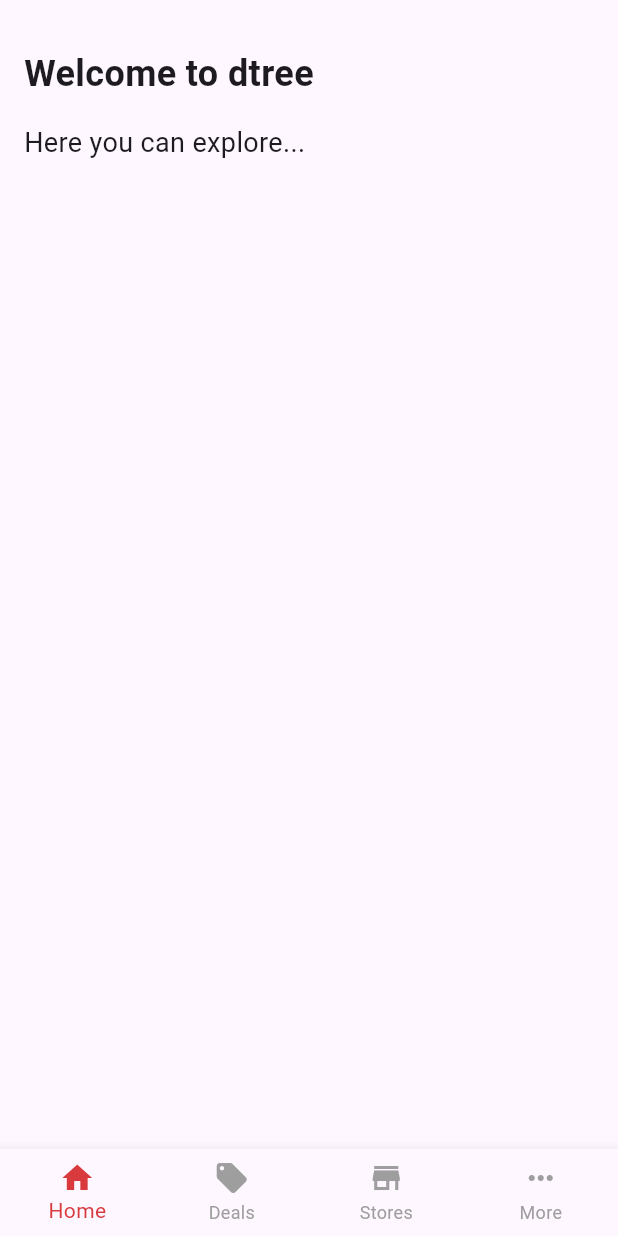
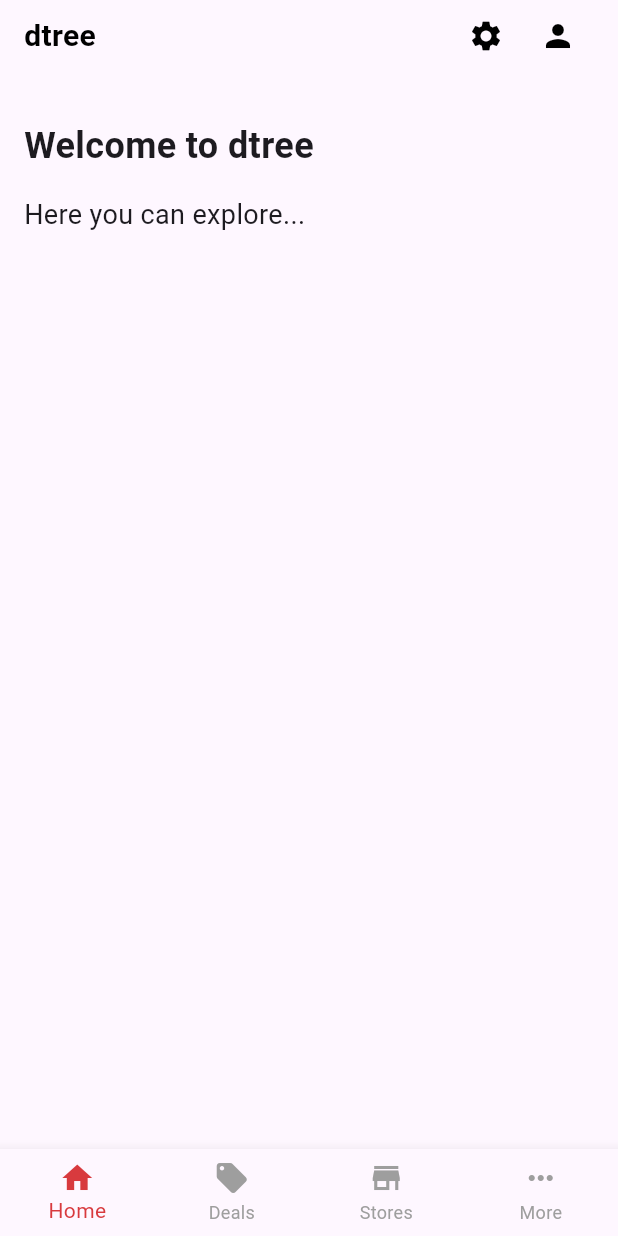
Before and after one commit to salvatoluice/dtree, a Flutter app: the screen it shows after launch, on a phone screen of 412 x 824 dp. Run offline on Flutter 3.47's test engine with Material 3 defaults, Android fonts, the phone set to English and light mode, and no system bars; Roboto replaces fonts that are missing (Montserrat).

Commit message:
home content init

```diff
--- a/lib/main.dart
+++ b/lib/main.dart
@@ -2,7 +2,7 @@ import 'package:flutter/material.dart';
 import 'package:dtree/screens/registration_screen.dart';
 import 'package:dtree/screens/home_screen.dart';
 import 'package:dtree/screens/login_screen.dart';
-import 'package:flutter/services.dart'; // Import the services.dart package
+import 'package:flutter/services.dart';
 
 const Color primaryColor = Color(0xFFD83A3E);
 const Color secondaryColor = Color(0xFFFDEDEE);
@@ -10,8 +10,8 @@ const Color fastColor = Color(0xFF1E2023);
 const Color thirdColor = Color(0xFFFF9021);
 
 void main() {
-   SystemChrome.setSystemUIOverlayStyle(SystemUiOverlayStyle(
-    statusBarColor: primaryColor, // Set the color you want
+  SystemChrome.setSystemUIOverlayStyle(SystemUiOverlayStyle(
+    statusBarColor: primaryColor,
   ));
   runApp(MyApp());
 }
@@ -23,6 +23,7 @@ class MyApp extends StatelessWidget {
       title: 'Dtree',
       theme: ThemeData(
         primarySwatch: Colors.blue,
+        fontFamily: 'Montserrat',
       ),
       home: HomeScreen(),
       debugShowCheckedModeBanner: false,
--- /dev/null
+++ b/lib/screens/home_content.dart
@@ -0,0 +1,72 @@
+import 'package:flutter/material.dart';
+
+class HomeContent extends StatelessWidget {
+  @override
+  Widget build(BuildContext context) {
+    return SafeArea(
+      child: SingleChildScrollView(
+        child: Column(
+          crossAxisAlignment: CrossAxisAlignment.start,
+          children: [
+            Container(
+              padding: EdgeInsets.symmetric(horizontal: 16),
+              child: Row(
+                mainAxisAlignment: MainAxisAlignment.spaceBetween,
+                children: [
+                  Text(
+                    'dtree',
+                    style: TextStyle(
+                      fontSize: 20,
+                      fontWeight: FontWeight.bold,
+                      color: Colors.black,
+                    ),
+                  ),
+                  Row(
+                    children: [
+                      IconButton(
+                        icon: Icon(Icons.settings),
+                        color: Colors.black,
+                        onPressed: () {
+                          // Handle settings icon onPressed event
+                        },
+                      ),
+                      IconButton(
+                        icon: Icon(Icons.person),
+                        color: Colors.black,
+                        onPressed: () {
+                          // Handle profile icon onPressed event
+                        },
+                      ),
+                    ],
+                  ),
+                ],
+              ),
+            ),
+            Container(
+              padding: EdgeInsets.all(16),
+              child: Column(
+                crossAxisAlignment: CrossAxisAlignment.start,
+                children: [
+                  SizedBox(height: 16),
+                  Text(
+                    'Welcome to dtree',
+                    style: TextStyle(
+                      fontSize: 24,
+                      fontWeight: FontWeight.bold,
+                    ),
+                  ),
+                  SizedBox(height: 16),
+                  Text(
+                    'Here you can explore...',
+                    style: TextStyle(fontSize: 18),
+                  ),
+                  // Add more content here
+                ],
+              ),
+            ),
+          ],
+        ),
+      ),
+    );
+  }
+}
--- a/lib/screens/home_screen.dart
+++ b/lib/screens/home_screen.dart
@@ -1,5 +1,6 @@
 import 'package:flutter/material.dart';
 import 'package:dtree/main.dart';
+import 'package:dtree/screens/home_content.dart'; // Import the HomeContent widget
 
 class HomeScreen extends StatefulWidget {
   @override
@@ -11,7 +12,7 @@ class _HomeScreenState extends State<HomeScreen> {
 
   // List of screens for each bottom nav item
   List<Widget> _screens = [
-    Placeholder(), // Placeholder for Home screen
+    HomeContent(), // Use HomeContent widget for Home screen
     Placeholder(), // Placeholder for Deals screen
     Placeholder(), // Placeholder for Stores screen
     Placeholder(), // Placeholder for More screen
@@ -35,30 +36,7 @@ class _HomeScreenState extends State<HomeScreen> {
   @override
   Widget build(BuildContext context) {
     return Scaffold(
-      body: SingleChildScrollView(
-        child: Container(
-          padding: EdgeInsets.all(16),
-          child: Column(
-            crossAxisAlignment: CrossAxisAlignment.start,
-            children: [
-              SizedBox(height: 16),
-              Text(
-                'Welcome to dtree',
-                style: TextStyle(
-                  fontSize: 24,
-                  fontWeight: FontWeight.bold,
-                ),
-              ),
-              SizedBox(height: 16),
-              Text(
-                'Here you can explore...',
-                style: TextStyle(fontSize: 18),
-              ),
-              // Add more content here
-            ],
-          ),
-        ),
-      ),
+      body: _screens[_selectedIndex], // Use selected screen based on index
       bottomNavigationBar: BottomNavigationBar(
         items: _bottomNavBarItems,
         currentIndex: _selectedIndex,
```
